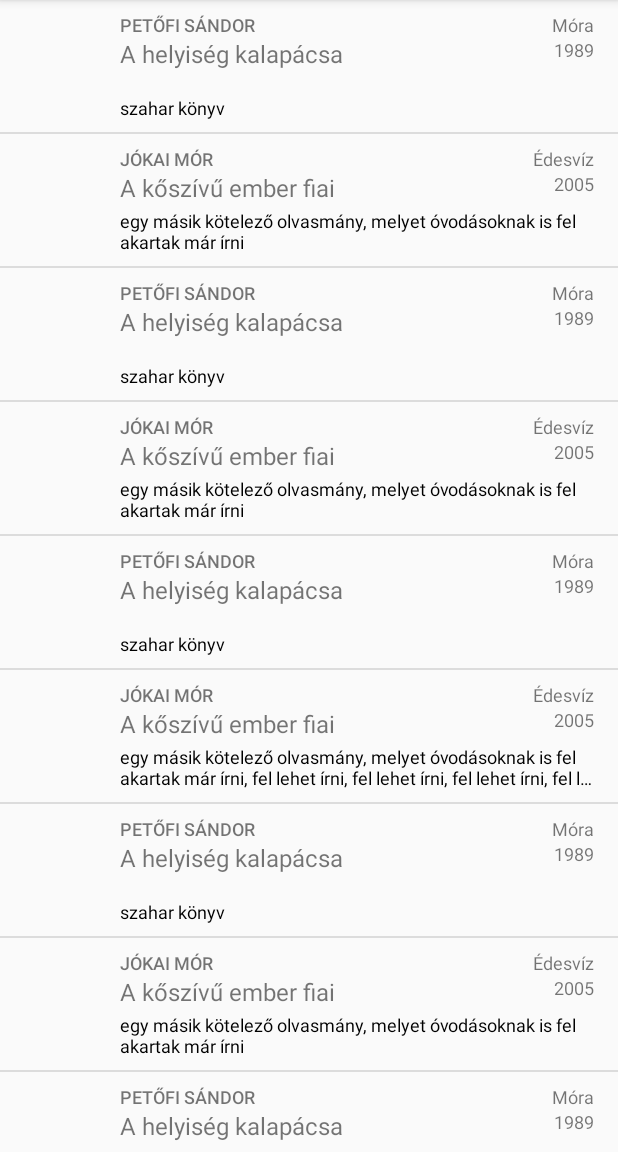
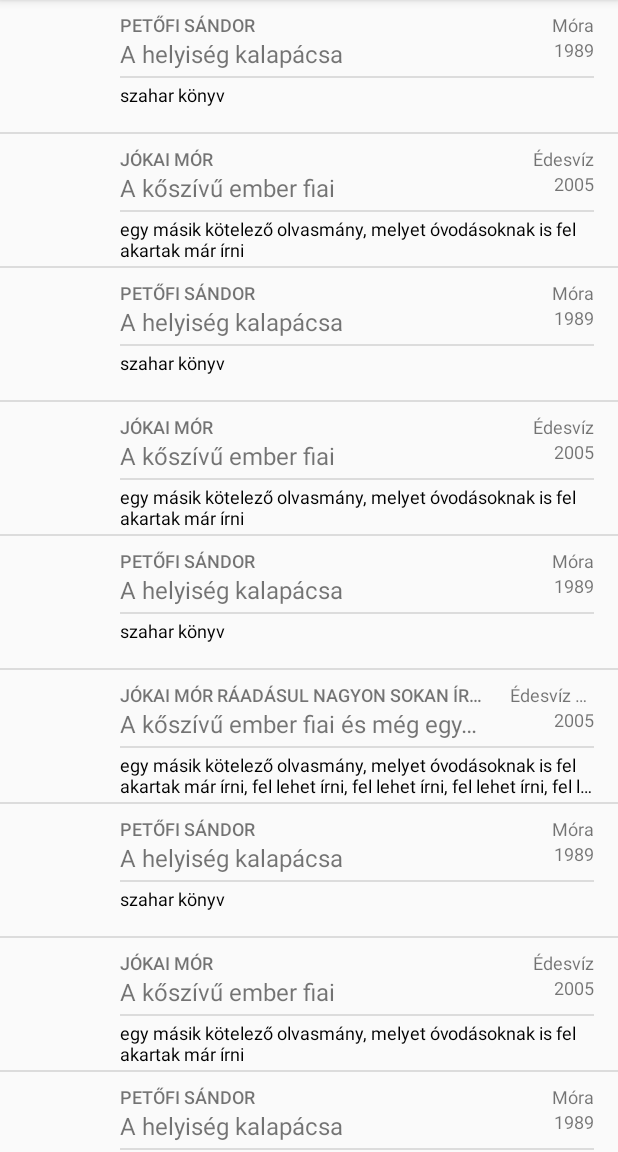
Before and after one commit to mihaaly/BookSeek, an Android app: the screen it shows after launch (MainActivity), on a phone screen of 412 x 824 dp, the part 84-1236 px from its top. Run offline under Robolectric (Android 15) with nearby library versions, the phone set to English and light mode, and no system bars.

Commit message:
list_item.xml: divider

```diff
--- a/app/src/main/java/com/example/android/bookseek/MainActivity.java
+++ b/app/src/main/java/com/example/android/bookseek/MainActivity.java
@@ -46,7 +46,7 @@ public class MainActivity extends AppCompatActivity {
                 "egy másik kötelező olvasmány, melyet óvodásoknak is fel akartak már írni"));
         testList.add(new Book("A helyiség kalapácsa", "Petőfi Sándor", "Móra", "1989",
                 "szahar könyv"));
-        testList.add(new Book("A kőszívű ember fiai", "Jókai Mór", "Édesvíz", "2005",
+        testList.add(new Book("A kőszívű ember fiai és még egyszer a kőszívű ember fiai", "Jókai Mór ráadásul nagyon sokan írták ezt a könyvet", "Édesvíz édesvíz édes édes", "2005",
                 "egy másik kötelező olvasmány, melyet óvodásoknak is fel akartak már írni, fel lehet írni, fel lehet írni, fel lehet írni, fel lehet írni"));
         testList.add(new Book("A helyiség kalapácsa", "Petőfi Sándor", "Móra", "1989",
                 "szahar könyv"));
--- a/app/src/main/res/layout/list_item.xml
+++ b/app/src/main/res/layout/list_item.xml
@@ -26,7 +26,7 @@
         android:layout_width="0dp"
         android:layout_height="wrap_content"
         android:layout_marginLeft="8dp"
-        android:layout_marginRight="8dp"
+        android:layout_marginRight="16dp"
         android:layout_marginTop="8dp"
         android:orientation="vertical"
         app:layout_constraintHorizontal_bias="0.0"
@@ -75,7 +75,7 @@
             android:textSize="12sp"
             tools:layout_editor_absoluteX="345dp"
             tools:layout_editor_absoluteY="8dp"
-            tools:text="Móra" />
+            tools:text="Móra móra mór" />
 
         <TextView
             android:id="@+id/textViewDate"
@@ -86,14 +86,28 @@
             tools:text="1989" />
     </LinearLayout>
 
+    <View
+        android:id="@+id/divider"
+        android:layout_width="0dp"
+        android:layout_height="1dp"
+        android:layout_marginRight="16dp"
+        android:layout_marginLeft="8dp"
+        android:layout_marginTop="4dp"
+        android:background="?attr/dividerVertical"
+        app:layout_constraintRight_toRightOf="parent"
+        app:layout_constraintLeft_toRightOf="@id/textViewThumbnail"
+        app:layout_constraintTop_toBottomOf="@id/mainInfo"
+         />
+
     <TextView
         android:id="@+id/textViewBlurb"
         android:layout_width="0dp"
         android:layout_height="wrap_content"
+        android:layout_marginTop="4dp"
         android:layout_marginBottom="8dp"
         android:layout_marginLeft="8dp"
         android:layout_marginRight="16dp"
-        android:layout_marginTop="8dp"
+        android:paddingTop="4dp"
         android:ellipsize="end"
         android:maxLines="2"
         android:textColor="@android:color/black"
@@ -104,5 +118,5 @@
         app:layout_constraintRight_toRightOf="parent"
         app:layout_constraintTop_toBottomOf="@+id/mainInfo"
         tools:text="Egy újabb könyv, amit elolvasni, a hosszú hétvégeken sem mindenképpen lehetséges annak ellenére, hogy érdemben"
-        app:layout_constraintVertical_bias="1.0" />
+        app:layout_constraintVertical_bias="0.0" />
 </android.support.constraint.ConstraintLayout>
```
